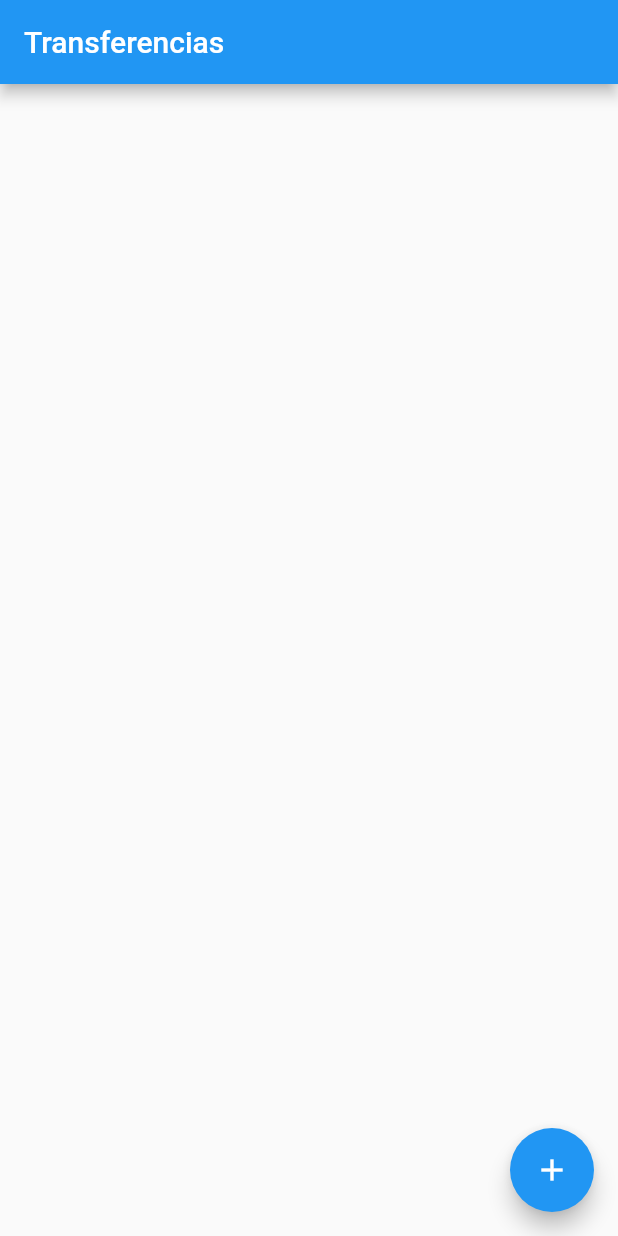
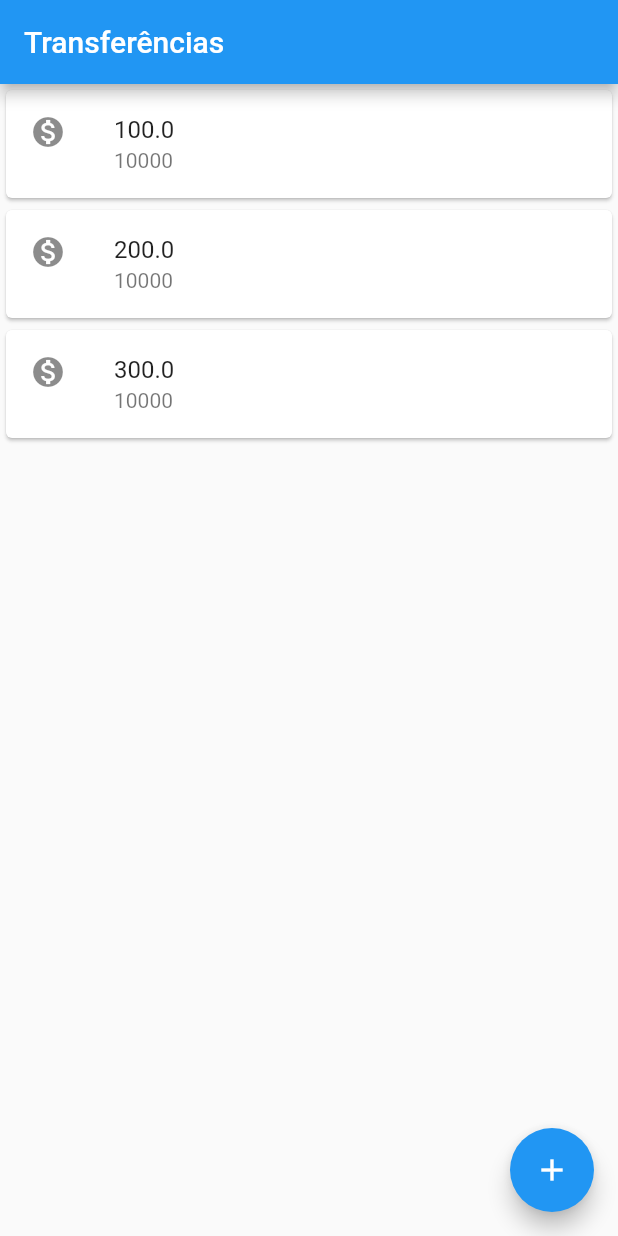
Before and after one commit to feMoraes0/flutter-alura, a Flutter app: the screen it shows after launch, on a phone screen of 412 x 824 dp. Run offline on Flutter 3.47's test engine with Material 2 defaults, Android fonts, the phone set to English and light mode, and no system bars.

Commit message:
Lesson 02.06 Refactoring code

```diff
--- a/lib/main.dart
+++ b/lib/main.dart
@@ -7,10 +7,48 @@ class MyApp extends StatelessWidget {
   Widget build(BuildContext context) {
     return MaterialApp(
       home: Scaffold(
-        appBar: AppBar(title: Text("Transferencias")),
+        appBar: AppBar(title: Text("Transferências")),
+        body: ListTransfers(),
         floatingActionButton: FloatingActionButton(child: Icon(Icons.add)),
       ),
       debugShowCheckedModeBanner: false,
     );
   }
 }
+
+class ListTransfers extends StatelessWidget {
+  @override
+  Widget build(BuildContext context) {
+    return Column(
+      children: <Widget>[
+        TransferCard(Transfer(100.0, 10000)),
+        TransferCard(Transfer(200.0, 10000)),
+        TransferCard(Transfer(300.0, 10000)),
+      ],
+    );
+  }
+}
+
+class TransferCard extends StatelessWidget {
+  final Transfer _transfer;
+
+  TransferCard(this._transfer);
+
+  @override
+  Widget build(BuildContext context) {
+    return Card(
+      child: ListTile(
+        leading: Icon(Icons.monetization_on),
+        title: Text(_transfer.value.toString()),
+        subtitle: Text(_transfer.billNumber.toString()),
+      ),
+    );
+  }
+}
+
+class Transfer {
+  final double value;
+  final int billNumber;
+
+  Transfer(this.value, this.billNumber);
+}
```
